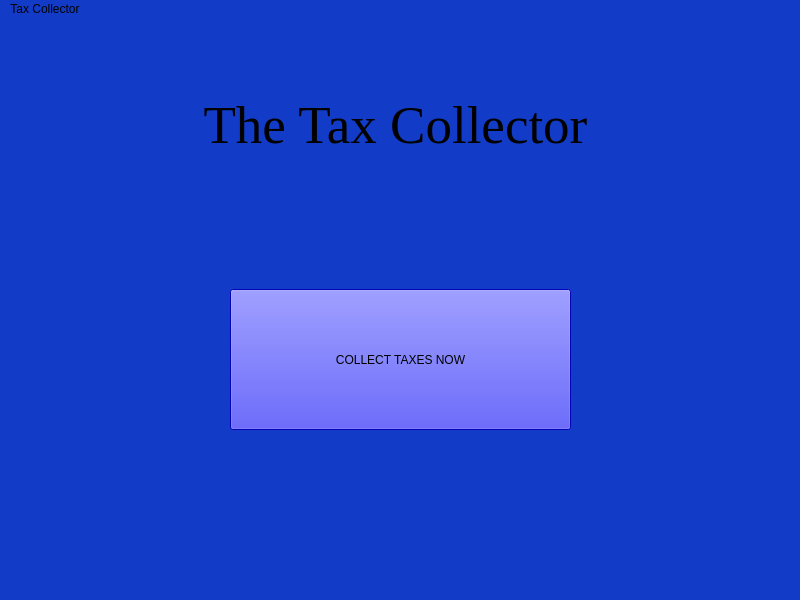
Before: the Qt Designer form ProjectCSE165/titlewindow.ui in Idannny/CSE165_Project, drawn with Qt 5.
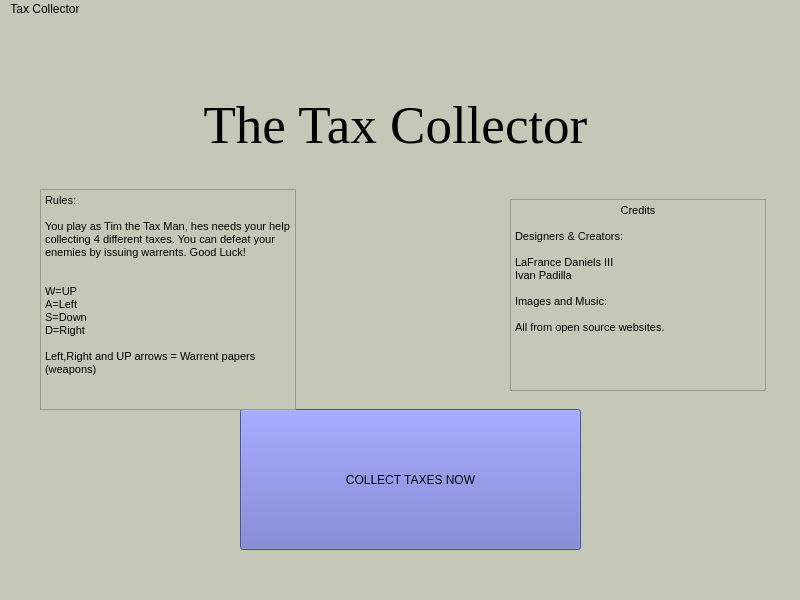
After: the same form once the commit is applied.

```diff
--- a/ProjectCSE165/titlewindow.ui
+++ b/ProjectCSE165/titlewindow.ui
@@ -14,22 +14,21 @@
    <string>MainWindow</string>
   </property>
   <property name="styleSheet">
-   <string notr="true">background-color: rgb(18, 60, 200);
-
-border-color: rgb(0, 0, 0);</string>
+   <string notr="true">background-color:rgb(198, 200, 183)
+</string>
   </property>
   <widget class="QWidget" name="centralwidget">
    <widget class="QPushButton" name="pushButton">
     <property name="geometry">
      <rect>
-      <x>230</x>
-      <y>270</y>
+      <x>240</x>
+      <y>390</y>
       <width>341</width>
       <height>141</height>
      </rect>
     </property>
     <property name="styleSheet">
-     <string notr="true">background-color: rgb(6, 6, 255);</string>
+     <string notr="true">background-color: rgb(103, 109, 200)</string>
     </property>
     <property name="text">
      <string>COLLECT TAXES NOW</string>
@@ -57,6 +56,65 @@
      <set>Qt::AlignCenter</set>
     </property>
    </widget>
+   <widget class="QTextBrowser" name="textBrowser">
+    <property name="geometry">
+     <rect>
+      <x>40</x>
+      <y>170</y>
+      <width>256</width>
+      <height>221</height>
+     </rect>
+    </property>
+    <property name="styleSheet">
+     <string notr="true">Color:rgb(0, 0, 0)</string>
+    </property>
+    <property name="html">
+     <string>&lt;!DOCTYPE HTML PUBLIC &quot;-//W3C//DTD HTML 4.0//EN&quot; &quot;http://www.w3.org/TR/REC-html40/strict.dtd&quot;&gt;
+&lt;html&gt;&lt;head&gt;&lt;meta name=&quot;qrichtext&quot; content=&quot;1&quot; /&gt;&lt;style type=&quot;text/css&quot;&gt;
+p, li { white-space: pre-wrap; }
+&lt;/style&gt;&lt;/head&gt;&lt;body style=&quot; font-family:'MS Shell Dlg 2'; font-size:8.25pt; font-weight:400; font-style:normal;&quot;&gt;
+&lt;p style=&quot; margin-top:0px; margin-bottom:0px; margin-left:0px; margin-right:0px; -qt-block-indent:0; text-indent:0px;&quot;&gt;Rules:&lt;/p&gt;
+&lt;p style=&quot;-qt-paragraph-type:empty; margin-top:0px; margin-bottom:0px; margin-left:0px; margin-right:0px; -qt-block-indent:0; text-indent:0px;&quot;&gt;&lt;br /&gt;&lt;/p&gt;
+&lt;p style=&quot; margin-top:0px; margin-bottom:0px; margin-left:0px; margin-right:0px; -qt-block-indent:0; text-indent:0px;&quot;&gt;You play as Tim the Tax Man, hes needs your help collecting 4 different taxes. You can defeat your enemies by issuing warrents. Good Luck!&lt;/p&gt;
+&lt;p style=&quot;-qt-paragraph-type:empty; margin-top:0px; margin-bottom:0px; margin-left:0px; margin-right:0px; -qt-block-indent:0; text-indent:0px;&quot;&gt;&lt;br /&gt;&lt;/p&gt;
+&lt;p style=&quot; margin-top:0px; margin-bottom:0px; margin-left:0px; margin-right:0px; -qt-block-indent:0; text-indent:0px;&quot;&gt;&lt;br /&gt;W=UP&lt;/p&gt;
+&lt;p style=&quot; margin-top:0px; margin-bottom:0px; margin-left:0px; margin-right:0px; -qt-block-indent:0; text-indent:0px;&quot;&gt;A=Left&lt;/p&gt;
+&lt;p style=&quot; margin-top:0px; margin-bottom:0px; margin-left:0px; margin-right:0px; -qt-block-indent:0; text-indent:0px;&quot;&gt;S=Down&lt;/p&gt;
+&lt;p style=&quot; margin-top:0px; margin-bottom:0px; margin-left:0px; margin-right:0px; -qt-block-indent:0; text-indent:0px;&quot;&gt;D=Right&lt;/p&gt;
+&lt;p style=&quot;-qt-paragraph-type:empty; margin-top:0px; margin-bottom:0px; margin-left:0px; margin-right:0px; -qt-block-indent:0; text-indent:0px;&quot;&gt;&lt;br /&gt;&lt;/p&gt;
+&lt;p style=&quot; margin-top:0px; margin-bottom:0px; margin-left:0px; margin-right:0px; -qt-block-indent:0; text-indent:0px;&quot;&gt;Left,Right and UP arrows = Warrent papers (weapons)&lt;/p&gt;&lt;/body&gt;&lt;/html&gt;</string>
+    </property>
+   </widget>
+   <widget class="QTextBrowser" name="textBrowser_2">
+    <property name="geometry">
+     <rect>
+      <x>510</x>
+      <y>180</y>
+      <width>256</width>
+      <height>192</height>
+     </rect>
+    </property>
+    <property name="styleSheet">
+     <string notr="true">Color: rgb(0, 0, 0)</string>
+    </property>
+    <property name="html">
+     <string>&lt;!DOCTYPE HTML PUBLIC &quot;-//W3C//DTD HTML 4.0//EN&quot; &quot;http://www.w3.org/TR/REC-html40/strict.dtd&quot;&gt;
+&lt;html&gt;&lt;head&gt;&lt;meta name=&quot;qrichtext&quot; content=&quot;1&quot; /&gt;&lt;style type=&quot;text/css&quot;&gt;
+p, li { white-space: pre-wrap; }
+&lt;/style&gt;&lt;/head&gt;&lt;body style=&quot; font-family:'MS Shell Dlg 2'; font-size:8.25pt; font-weight:400; font-style:normal;&quot;&gt;
+&lt;p align=&quot;center&quot; style=&quot; margin-top:0px; margin-bottom:0px; margin-left:0px; margin-right:0px; -qt-block-indent:0; text-indent:0px;&quot;&gt;Credits&lt;/p&gt;
+&lt;p align=&quot;center&quot; style=&quot;-qt-paragraph-type:empty; margin-top:0px; margin-bottom:0px; margin-left:0px; margin-right:0px; -qt-block-indent:0; text-indent:0px;&quot;&gt;&lt;br /&gt;&lt;/p&gt;
+&lt;p style=&quot; margin-top:0px; margin-bottom:0px; margin-left:0px; margin-right:0px; -qt-block-indent:0; text-indent:0px;&quot;&gt;Designers &amp;amp; Creators:&lt;/p&gt;
+&lt;p style=&quot;-qt-paragraph-type:empty; margin-top:0px; margin-bottom:0px; margin-left:0px; margin-right:0px; -qt-block-indent:0; text-indent:0px;&quot;&gt;&lt;br /&gt;&lt;/p&gt;
+&lt;p style=&quot; margin-top:0px; margin-bottom:0px; margin-left:0px; margin-right:0px; -qt-block-indent:0; text-indent:0px;&quot;&gt;LaFrance Daniels III &lt;/p&gt;
+&lt;p style=&quot; margin-top:0px; margin-bottom:0px; margin-left:0px; margin-right:0px; -qt-block-indent:0; text-indent:0px;&quot;&gt;Ivan Padilla&lt;/p&gt;
+&lt;p style=&quot;-qt-paragraph-type:empty; margin-top:0px; margin-bottom:0px; margin-left:0px; margin-right:0px; -qt-block-indent:0; text-indent:0px;&quot;&gt;&lt;br /&gt;&lt;/p&gt;
+&lt;p style=&quot; margin-top:0px; margin-bottom:0px; margin-left:0px; margin-right:0px; -qt-block-indent:0; text-indent:0px;&quot;&gt;Images and Music:&lt;/p&gt;
+&lt;p style=&quot;-qt-paragraph-type:empty; margin-top:0px; margin-bottom:0px; margin-left:0px; margin-right:0px; -qt-block-indent:0; text-indent:0px;&quot;&gt;&lt;br /&gt;&lt;/p&gt;
+&lt;p style=&quot; margin-top:0px; margin-bottom:0px; margin-left:0px; margin-right:0px; -qt-block-indent:0; text-indent:0px;&quot;&gt;All from open source websites.&lt;/p&gt;
+&lt;p style=&quot;-qt-paragraph-type:empty; margin-top:0px; margin-bottom:0px; margin-left:0px; margin-right:0px; -qt-block-indent:0; text-indent:0px;&quot;&gt;&lt;br /&gt;&lt;/p&gt;&lt;/body&gt;&lt;/html&gt;</string>
+    </property>
+   </widget>
   </widget>
   <widget class="QMenuBar" name="menubar">
    <property name="geometry">
```
